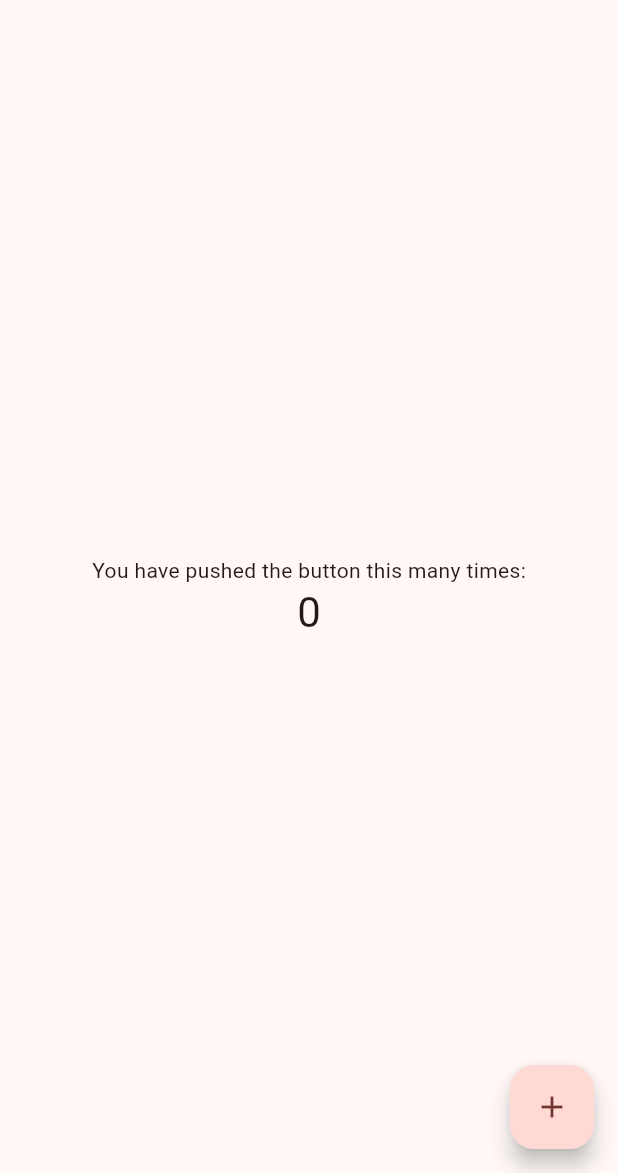
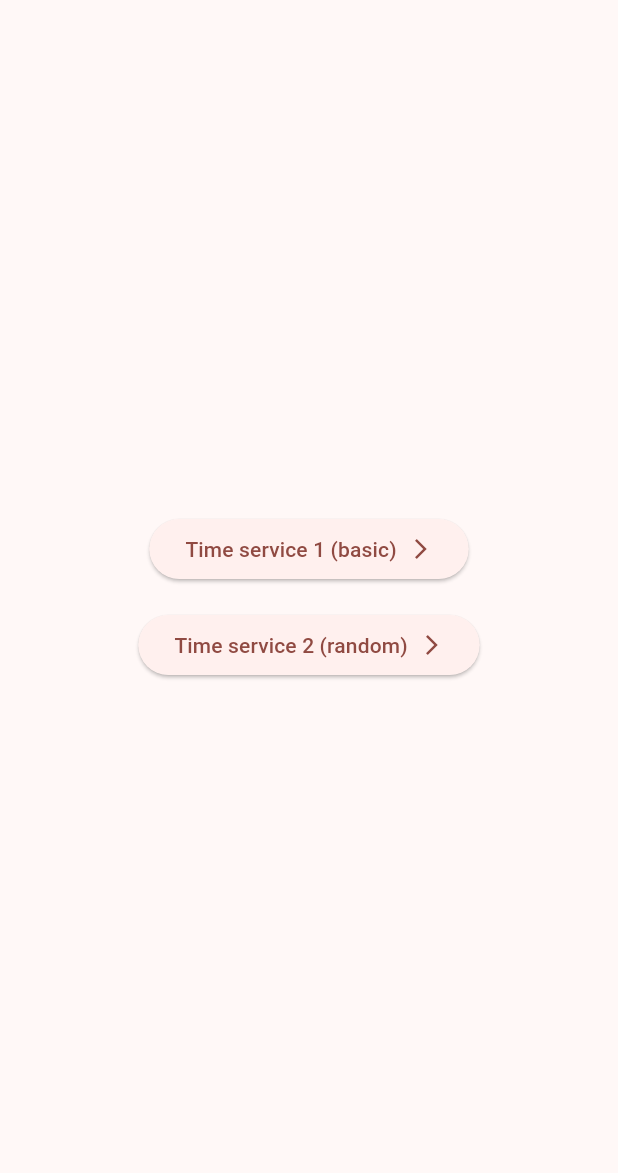
Before and after one commit to leancodepl/poc-deeplinking-flavors-provider, a Flutter app: the screen it shows after launch, on a phone screen of 412 x 824 dp, the part 63-1236 px from its top. Run offline on Flutter 3.47's test engine with Material 2 defaults, Android fonts, the light colour scheme and no system bars; our stand-ins replace flutter_bloc, freezed_annotation.

Commit message:
Create DI example

```diff
--- /dev/null
+++ b/provider_di/lib/features/bloc_demo/current_time_cubit.dart
@@ -0,0 +1,33 @@
+import 'package:flutter_bloc/flutter_bloc.dart';
+import 'package:freezed_annotation/freezed_annotation.dart';
+import 'package:provider_di/features/time_service/time_service.dart';
+
+part 'current_time_cubit.freezed.dart';
+
+class CurrentTimeCubit extends Cubit<CurrentTimeState> {
+  CurrentTimeCubit({
+    required this.timeService,
+  }) : super(const CurrentTimeState.initial());
+
+  final TimeService timeService;
+
+  Future<void> fetch() async {
+    if (state is CurrentTimeStateLoading) {
+      return;
+    }
+
+    emit(const CurrentTimeState.loading());
+
+    await Future<void>.delayed(const Duration(seconds: 1));
+
+    emit(CurrentTimeState.success(timeService.now));
+  }
+}
+
+@freezed
+class CurrentTimeState with _$CurrentTimeState {
+  const factory CurrentTimeState.initial() = CurrentTimeStateInitial;
+  const factory CurrentTimeState.loading() = CurrentTimeStateLoading;
+  const factory CurrentTimeState.success(DateTime time) =
+      CurrentTimeStateSuccess;
+}
--- a/provider_di/lib/features/home/home_page.dart
+++ b/provider_di/lib/features/home/home_page.dart
@@ -1,21 +1,9 @@
 import 'package:flutter/material.dart';
+import 'package:provider_di/features/bloc_demo/current_time_page.dart';
 import 'package:provider_di/features/settings/settings_page.dart';
 
-class HomePage extends StatefulWidget {
+class HomePage extends StatelessWidget {
   const HomePage({super.key});
-
-  @override
-  State<HomePage> createState() => _HomePageState();
-}
-
-class _HomePageState extends State<HomePage> {
-  int _counter = 0;
-
-  void _incrementCounter() {
-    setState(() {
-      _counter++;
-    });
-  }
 
   @override
   Widget build(BuildContext context) {
@@ -34,22 +22,43 @@ class _HomePageState extends State<HomePage> {
       body: Center(
         child: Column(
           mainAxisAlignment: MainAxisAlignment.center,
-          children: <Widget>[
-            const Text(
-              'You have pushed the button this many times:',
+          children: [
+            ElevatedButton(
+              onPressed: () {
+                Navigator.of(context).push<void>(CurrentTimePage.basic());
+              },
+              child: Row(
+                mainAxisSize: MainAxisSize.min,
+                children: const [
+                  Text('Time service 1 (basic)'),
+                  SizedBox(width: 8),
+                  Icon(
+                    Icons.arrow_forward_ios,
+                    size: 16,
+                  ),
+                ],
+              ),
             ),
-            Text(
-              '$_counter',
-              style: Theme.of(context).textTheme.headline4,
+            const SizedBox(height: 16),
+            ElevatedButton(
+              onPressed: () {
+                Navigator.of(context).push<void>(CurrentTimePage.random());
+              },
+              child: Row(
+                mainAxisSize: MainAxisSize.min,
+                children: const [
+                  Text('Time service 2 (random)'),
+                  SizedBox(width: 8),
+                  Icon(
+                    Icons.arrow_forward_ios,
+                    size: 16,
+                  ),
+                ],
+              ),
             ),
           ],
         ),
       ),
-      floatingActionButton: FloatingActionButton(
-        onPressed: _incrementCounter,
-        tooltip: 'Increment',
-        child: const Icon(Icons.add),
-      ),
     );
   }
 }
--- /dev/null
+++ b/provider_di/lib/features/time_service/basic_time_service.dart
@@ -0,0 +1,6 @@
+import 'package:provider_di/features/time_service/time_service.dart';
+
+class BasicTimeService implements TimeService {
+  @override
+  DateTime get now => DateTime.now();
+}
--- /dev/null
+++ b/provider_di/lib/features/time_service/random_time_service.dart
@@ -0,0 +1,12 @@
+import 'dart:math';
+
+import 'package:provider_di/features/time_service/time_service.dart';
+
+class RandomTimeService implements TimeService {
+  final _random = Random();
+
+  @override
+  DateTime get now => DateTime.fromMillisecondsSinceEpoch(
+        1000 * _random.nextInt(pow(2, 32).toInt()),
+      );
+}
--- /dev/null
+++ b/provider_di/lib/features/time_service/time_service.dart
@@ -0,0 +1,5 @@
+abstract class TimeService {
+  TimeService();
+
+  DateTime get now;
+}
--- a/provider_di/lib/main.dart
+++ b/provider_di/lib/main.dart
@@ -2,6 +2,9 @@ import 'package:flutter/material.dart';
 import 'package:provider/provider.dart';
 import 'package:provider_di/features/home/home_page.dart';
 import 'package:provider_di/features/settings/app_settings.dart';
+import 'package:provider_di/features/time_service/basic_time_service.dart';
+import 'package:provider_di/features/time_service/random_time_service.dart';
+import 'package:provider_di/features/time_service/time_service.dart';
 
 void main() {
   runApp(const MyApp());
@@ -12,8 +15,12 @@ class MyApp extends StatelessWidget {
 
   @override
   Widget build(BuildContext context) {
-    return ChangeNotifierProvider(
-      create: (context) => AppSettings(),
+    return MultiProvider(
+      providers: [
+        ChangeNotifierProvider(create: (context) => AppSettings()),
+        Provider<TimeService>(create: (context) => BasicTimeService()),
+        Provider<RandomTimeService>(create: (context) => RandomTimeService()),
+      ],
       child: Builder(
         builder: (context) {
           final appSettings = context.read<AppSettings>();
--- a/provider_di/pubspec.yaml
+++ b/provider_di/pubspec.yaml
@@ -11,11 +11,15 @@ environment:
 dependencies:
   flutter:
     sdk: flutter
+  flutter_bloc: ^8.1.1
+  freezed_annotation: ^2.2.0
   provider: ^6.0.4
 
 dev_dependencies:
+  build_runner: ^2.3.2
   flutter_test:
     sdk: flutter
+  freezed: ^2.2.1
   leancode_lint: ^2.0.0+1
 
 flutter:
```
Also changed, not shown: provider_di/lib/features/bloc_demo/current_time_page.dart (added, +67 -0 lines), provider_di/lib/features/bloc_demo/current_time_cubit.freezed.dart (added), provider_di/pubspec.lock.
